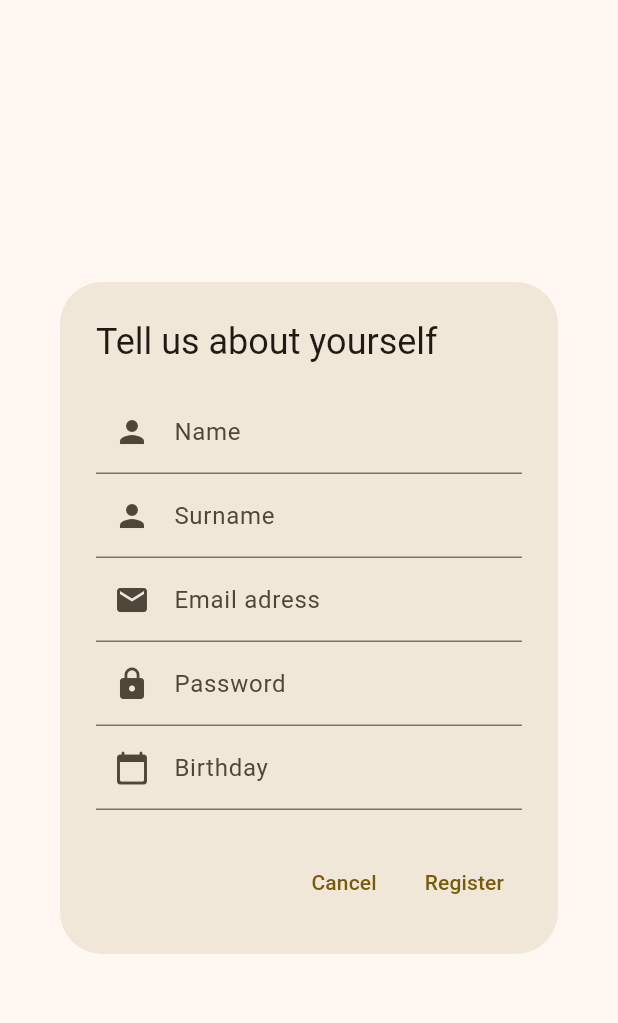
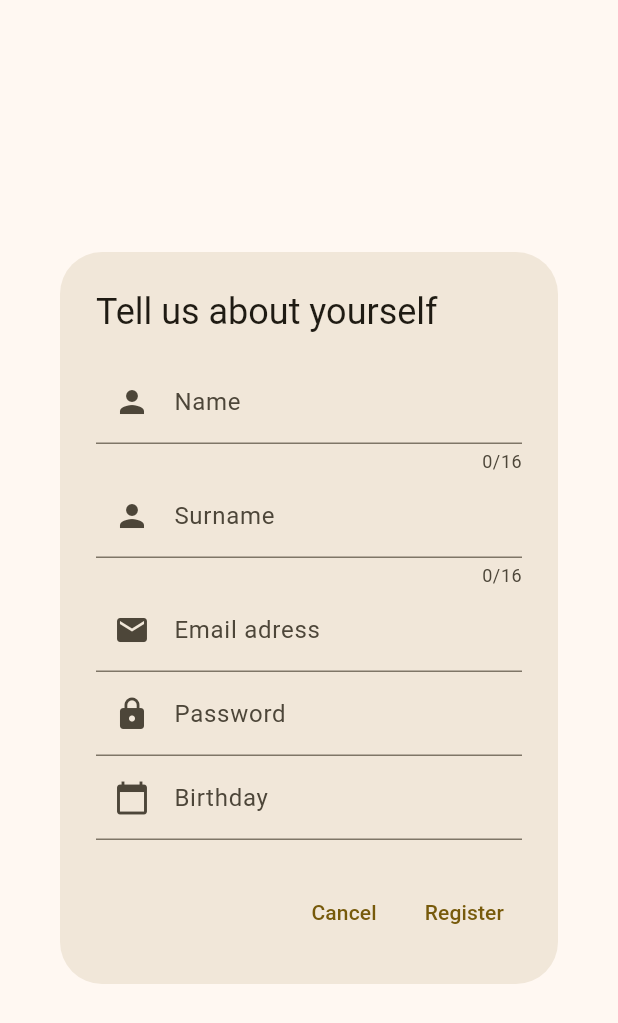
Before and after one commit to MTJakob/EventAppFrontend, a Flutter app: the RegistrationDialog widget shown alone on an empty page, opened directly, on a phone screen of 412 x 824 dp. Shown: the top 1023 px of the screen. Run offline on Flutter 3.47's test engine with Material 3 defaults, Android fonts, the phone set to English and light mode, and no system bars; our stand-ins replace flutter_map, latlong2, validators.

Commit message:
Added date selection

```diff
--- a/lib/registration_dialog.dart
+++ b/lib/registration_dialog.dart
@@ -1,4 +1,5 @@
 import 'package:flutter/material.dart';
+import 'package:flutter/services.dart';
 import 'package:validators/validators.dart';
 
 class RegistrationDialog extends StatelessWidget {
@@ -8,10 +9,14 @@ class RegistrationDialog extends StatelessWidget {
   Widget build(BuildContext context) {
     final formKey = GlobalKey<FormState>();
     void submit() {
-      if(formKey.currentState!.validate()){Navigator.pushNamedAndRemoveUntil(context, '/main', (route) {
-        return route.toString() == "/";
-      });}
+      if (formKey.currentState!.validate()) {
+        Navigator.pushNamedAndRemoveUntil(context, '/main', (route) {
+          return route.toString() == "/";
+        });
+      }
     }
+
+    TextEditingController dateController = TextEditingController();
 
     return AlertDialog(
       title: const Text("Tell us about yourself"),
@@ -24,8 +29,14 @@ class RegistrationDialog extends StatelessWidget {
             clipBehavior: Clip.antiAlias,
             children: [
               TextFormField(
+                maxLengthEnforcement: MaxLengthEnforcement.enforced,
+                maxLength: 16,
                 autovalidateMode: AutovalidateMode.onUserInteraction,
-                validator: (String? current){return isAlpha(current!) ? null : "Only english characters allowed!";},
+                validator: (String? current) {
+                  return isAlpha(current!)
+                      ? null
+                      : "Only english characters allowed!";
+                },
                 textInputAction: TextInputAction.next,
                 textCapitalization: TextCapitalization.words,
                 keyboardType: TextInputType.name,
@@ -33,8 +44,14 @@ class RegistrationDialog extends StatelessWidget {
                     prefixIcon: Icon(Icons.person), labelText: "Name"),
               ),
               TextFormField(
+                maxLengthEnforcement: MaxLengthEnforcement.enforced,
+                maxLength: 16,
                 autovalidateMode: AutovalidateMode.onUserInteraction,
-                validator: (String? current){return isAlpha(current!) ? null : "Only english characters allowed!";},
+                validator: (String? current) {
+                  return isAlpha(current!)
+                      ? null
+                      : "Only english characters allowed!";
+                },
                 textInputAction: TextInputAction.next,
                 textCapitalization: TextCapitalization.words,
                 keyboardType: TextInputType.name,
@@ -42,7 +59,9 @@ class RegistrationDialog extends StatelessWidget {
                     prefixIcon: Icon(Icons.person), labelText: "Surname"),
               ),
               TextFormField(
-                validator: (String? current){return isEmail(current!) ? null : "Not a valid email adress!";},
+                validator: (String? current) {
+                  return isEmail(current!) ? null : "Not a valid email adress!";
+                },
                 textInputAction: TextInputAction.next,
                 keyboardType: TextInputType.emailAddress,
                 decoration: const InputDecoration(
@@ -55,12 +74,27 @@ class RegistrationDialog extends StatelessWidget {
                     prefixIcon: Icon(Icons.lock), labelText: "Password"),
               ),
               TextFormField(
-                keyboardType: TextInputType.datetime,
-                decoration: const InputDecoration(
-                    prefixIcon: Icon(Icons.calendar_today_rounded),
-                    labelText: "Birthday"),
-                    smartDashesType: SmartDashesType.enabled,
-              )
+                  validator: (String? current) {
+                    return isDate(current!) ? null : "Not a valid date!";
+                  },
+                  controller: dateController,
+                  decoration: const InputDecoration(
+                      prefixIcon: Icon(Icons.calendar_today),
+                      labelText: "Birthday"),
+                  readOnly: true,
+                  onTap: () async {
+                    DateTime? picked = await showDatePicker(
+                        helpText: "Select your birthday",
+                        initialDatePickerMode: DatePickerMode.year,
+                        initialEntryMode: DatePickerEntryMode.calendarOnly,
+                        context: context,
+                        firstDate: DateTime(1900),
+                        lastDate: DateTime.now()
+                            .subtract(const Duration(days: 365 * 13)));
+                    if (picked != null) {
+                      dateController.text = picked.toString().split(' ')[0];
+                    }
+                  })
             ],
           ),
         ),
```
